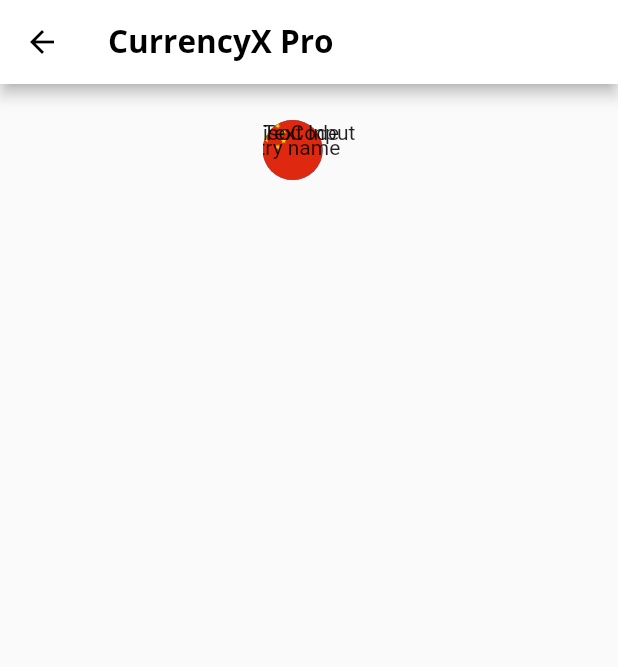
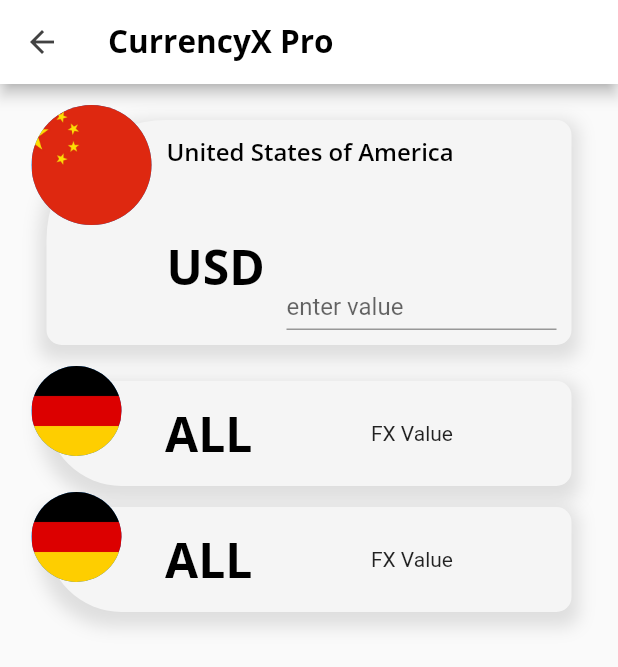
Before and after one commit to carlstep/currencyxpro, a Flutter app: the WalletScreen screen opened directly, on a phone screen of 412 x 824 dp. Shown: the top 667 px of the screen. Run offline on Flutter 3.47's test engine with Material 2 defaults, Android fonts, the phone set to English and light mode, and no system bars; our stand-ins replace google_fonts.

Commit message:
updated design of primary_card & created alt_card

```diff
--- a/lib/components/alt_card.dart
+++ b/lib/components/alt_card.dart
@@ -0,0 +1,62 @@
+import 'package:flutter/material.dart';
+
+class AltCard extends StatelessWidget {
+  const AltCard({Key? key}) : super(key: key);
+
+  @override
+  Widget build(BuildContext context) {
+    return Center(
+      child: Container(
+        child: Stack(
+          children: [
+            Positioned(
+              child: CircleAvatar(
+                radius: 30,
+                backgroundImage: AssetImage("assets/flags/germany.jpeg"),
+              ),
+              top: -10,
+              left: -10,
+            ),
+            Center(
+              child: Row(
+                mainAxisAlignment: MainAxisAlignment.spaceEvenly,
+                children: [
+                  Positioned(
+                    child: Text('ALL',
+                        style: Theme.of(context).textTheme.headline1),
+                  ),
+                  Positioned(
+                    child: Text(
+                        'FX Value'
+                    ),
+                  ),
+                ],
+              ),
+            ),
+          ],
+          clipBehavior: Clip.none,
+        ),
+        constraints: const BoxConstraints.expand(
+          width: 350,
+          height: 70,
+        ),
+        decoration: BoxDecoration(
+          //border: Border.all(color: Colors.grey, width: .1),
+            color: Colors.grey[100],
+            boxShadow: [
+              BoxShadow(
+                color: Colors.grey.withOpacity(0.3),
+                spreadRadius: 5,
+                blurRadius: 9,
+                offset: Offset(0, 5),
+              )
+            ],
+            borderRadius: BorderRadius.only(
+                topLeft: Radius.circular(10),
+                bottomLeft: Radius.circular(50),
+                topRight: Radius.circular(10),
+                bottomRight: Radius.circular(10))),
+      ),
+    );
+  }
+}
--- a/lib/components/primary_card.dart
+++ b/lib/components/primary_card.dart
@@ -1,6 +1,4 @@
 import 'package:flutter/material.dart';
-
-
 
 class PrimaryCard extends StatelessWidget {
   const PrimaryCard({Key? key}) : super(key: key);
@@ -9,27 +7,66 @@
   Widget build(BuildContext context) {
     return Center(
       child: Container(
-        height: 40,
         child: Stack(
           children: [
             Positioned(
               child: CircleAvatar(
+                radius: 40,
                 backgroundImage: AssetImage("assets/flags/china.jpeg"),
               ),
-              top: 0,
-              left: 0,
+              top: -10,
+              left: -10,
             ),
             Positioned(
-              child: Text('country name'),
+              child: Text('United States of America',
+              style: Theme.of(context).textTheme.headline3),
               top: 10,
-              right: 10,
+              left: 80,
             ),
             Positioned(
-              child: Text('isoCode'),
+              child: Text('USD',
+                style: Theme.of(context).textTheme.headline1),
+              left: 80,
+              bottom: 30,
             ),
-            Positioned(child: Text('Text Input'),),
+            Positioned(
+              child: SizedBox(
+                height: 30,
+                width: 180,
+                child: const TextField(
+                  decoration: InputDecoration(
+                    border: UnderlineInputBorder(),
+                    labelText: 'enter value',
+                  ),
+                ),
+              ),
+              bottom: 10,
+              right: 10,
+              // TODO: Need to add numerical input
+            ),
           ],
+          clipBehavior: Clip.none,
         ),
+        constraints: const BoxConstraints.expand(
+          width: 350,
+          height: 150,
+        ),
+        decoration: BoxDecoration(
+            //border: Border.all(color: Colors.grey, width: .1),
+            color: Colors.grey[100],
+            boxShadow: [
+              BoxShadow(
+                color: Colors.grey.withOpacity(0.3),
+                spreadRadius: 5,
+                blurRadius: 9,
+                offset: Offset(0, 5),
+              )
+            ],
+            borderRadius: BorderRadius.only(
+                topLeft: Radius.circular(80),
+                bottomLeft: Radius.circular(10),
+                topRight: Radius.circular(10),
+                bottomRight: Radius.circular(10))),
       ),
     );
   }
--- a/lib/screens/wallet_screen.dart
+++ b/lib/screens/wallet_screen.dart
@@ -1,3 +1,4 @@
+import 'package:currencyxpro/components/alt_card.dart';
 import 'package:currencyxpro/components/primary_card.dart';
 import 'package:flutter/material.dart';
 
@@ -9,6 +10,7 @@
   Widget build(BuildContext context) {
     return Scaffold(
       appBar: AppBar(
+        leading: BackButton(color: Colors.grey[800],),
         title: Text('CurrencyX Pro',
           style: Theme.of(context).textTheme.headline2,),
       ),
@@ -21,11 +23,18 @@
                 height: 24,
               ),
               PrimaryCard(),
+              SizedBox(
+                height: 24,
+              ),
+              AltCard(),
+              SizedBox(
+                height: 14,
+              ),
+              AltCard(),
               // TODO: add alt_card
               // TODO: need a plus button to add more alt_cards
             ],
           ),
-          // TODO: add home button
         ),
       ),
     );
```
